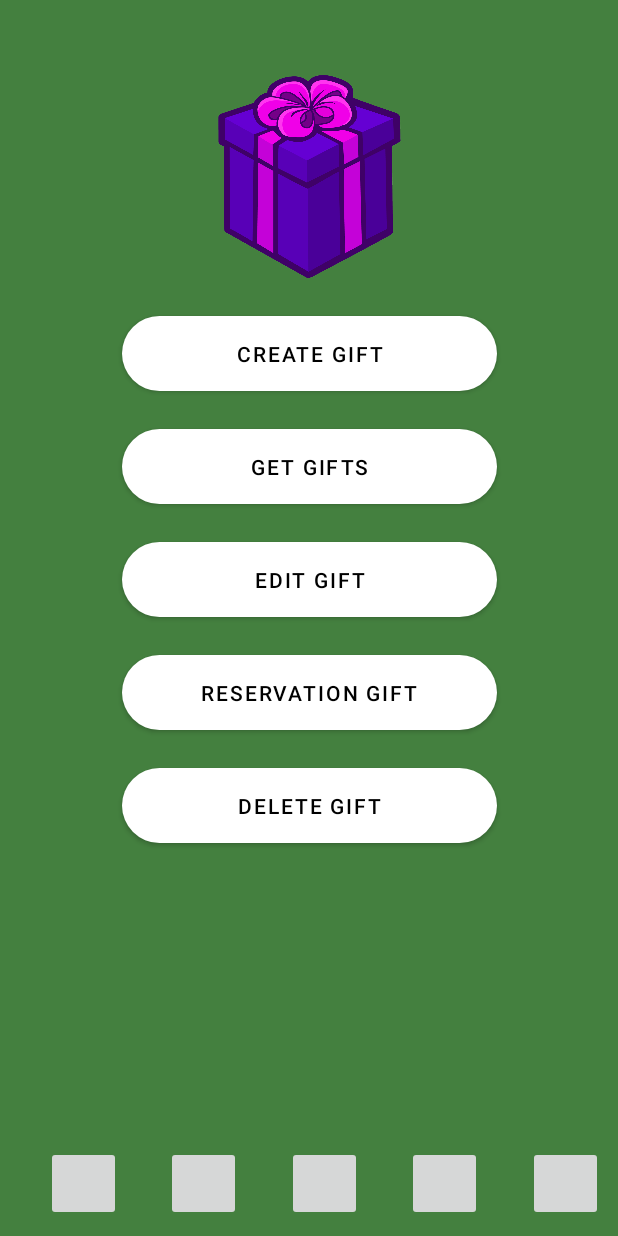
After one commit to aleix-batchelli/PrPr2, an Android app: the layout manage_gifts.xml on its own in the app's theme, with its tools: preview values and no code run, on a phone screen of 412 x 824 dp. The commit adds this screen. Run offline under Robolectric (Android 15) with nearby library versions, the phone set to English and light mode, and no system bars.

Commit message:
manage_gifts

```diff
--- /dev/null
+++ b/app/src/main/res/layout/manage_gifts.xml
@@ -0,0 +1,91 @@
+<?xml version="1.0" encoding="utf-8"?>
+<androidx.constraintlayout.widget.ConstraintLayout xmlns:android="http://schemas.android.com/apk/res/android"
+    android:layout_width="match_parent"
+    android:layout_height="match_parent"
+    android:background="@color/verde"
+    xmlns:app="http://schemas.android.com/apk/res-auto">
+
+    <ImageView
+        android:id="@+id/imageView"
+        android:layout_width="142dp"
+        android:layout_height="135dp"
+        app:srcCompat="@drawable/logo"
+        app:layout_constraintTop_toTopOf="parent"
+        app:layout_constraintStart_toStartOf="parent"
+        app:layout_constraintEnd_toEndOf="parent"
+        android:layout_marginTop="50dp"
+        />
+
+    <Button
+        android:id="@+id/createGift"
+        android:layout_width="250dp"
+        android:layout_height="50dp"
+        android:layout_marginTop="25dp"
+        android:background="@drawable/shape"
+        android:text="@string/create_Gift"
+        android:textColor="@color/black"
+        app:layout_constraintStart_toStartOf="parent"
+        app:layout_constraintEnd_toEndOf="parent"
+        app:layout_constraintTop_toBottomOf="@id/imageView"
+        app:rippleColor="@color/black" />
+
+    <Button
+        android:id="@+id/getGifts"
+        android:layout_width="250dp"
+        android:layout_height="50dp"
+        android:layout_marginTop="25dp"
+        android:background="@drawable/shape"
+        android:text="@string/get_Gifts"
+        android:textColor="@color/black"
+        app:layout_constraintStart_toStartOf="parent"
+        app:layout_constraintEnd_toEndOf="parent"
+        app:layout_constraintTop_toBottomOf="@id/createGift"
+        app:rippleColor="@color/black" />
+
+    <Button
+        android:id="@+id/editGift"
+        android:layout_width="250dp"
+        android:layout_height="50dp"
+        android:layout_marginTop="25dp"
+        android:background="@drawable/shape"
+        android:text="@string/edit_Gift"
+        android:textColor="@color/black"
+        app:layout_constraintStart_toStartOf="parent"
+        app:layout_constraintEnd_toEndOf="parent"
+        app:layout_constraintTop_toBottomOf="@id/getGifts"
+        app:rippleColor="@color/black" />
+    <Button
+        android:id="@+id/reservationGift"
+        android:layout_width="250dp"
+        android:layout_height="50dp"
+        android:layout_marginTop="25dp"
+        android:background="@drawable/shape"
+        android:text="@string/reservation_Gift"
+        android:textColor="@color/black"
+        app:layout_constraintStart_toStartOf="parent"
+        app:layout_constraintEnd_toEndOf="parent"
+        app:layout_constraintTop_toBottomOf="@id/editGift"
+        app:rippleColor="@color/black" />
+    <Button
+        android:id="@+id/deleteGift"
+        android:layout_width="250dp"
+        android:layout_height="50dp"
+        android:layout_marginTop="25dp"
+        android:background="@drawable/shape"
+        android:text="@string/delete_Gift"
+        android:textColor="@color/black"
+        app:layout_constraintStart_toStartOf="parent"
+        app:layout_constraintEnd_toEndOf="parent"
+        app:layout_constraintTop_toBottomOf="@id/reservationGift"
+        app:rippleColor="@color/black" />
+
+
+    <include
+        layout="@layout/menu"
+        android:layout_width="match_parent"
+        android:layout_height="wrap_content"
+        android:layout_gravity="bottom"
+        app:layout_constraintBottom_toBottomOf="parent"
+        android:layout_marginBottom="10dp"/>
+
+</androidx.constraintlayout.widget.ConstraintLayout>
--- a/app/src/main/res/values/strings.xml
+++ b/app/src/main/res/values/strings.xml
@@ -41,4 +41,12 @@
     <string name="login">Login</string>
     <string name="chat">Chat</string>
     <string name="incorrectCredentials">Incorrect credentials</string>
+    <string name="create_Gift">Create Gift</string>
+    <string name="get_Gifts">Get Gifts</string>
+    <string name="edit_Gift">Edit Gift</string>
+    <string name="reservation_Gift">Reservation Gift</string>
+    <string name="delete_Gift">Delete Gift</string>
+    <string name="search_gift">Search Gift</string>
+    <string name="gifts">Gifts</string>
+    <string name="search_gifts">Search Gifts</string>
 </resources>
```
Also changed, not shown: app/src/main/res/layout/list_gifts.xml (added, +69 -0 lines).
